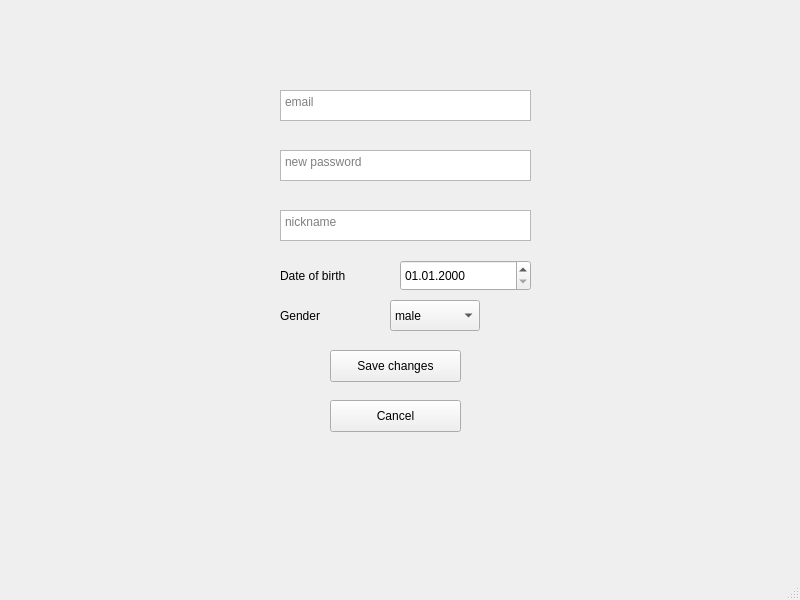
Above: project/lab6/mainwindow.ui from aneroid11/Databases before the change. Below: the same form after it.
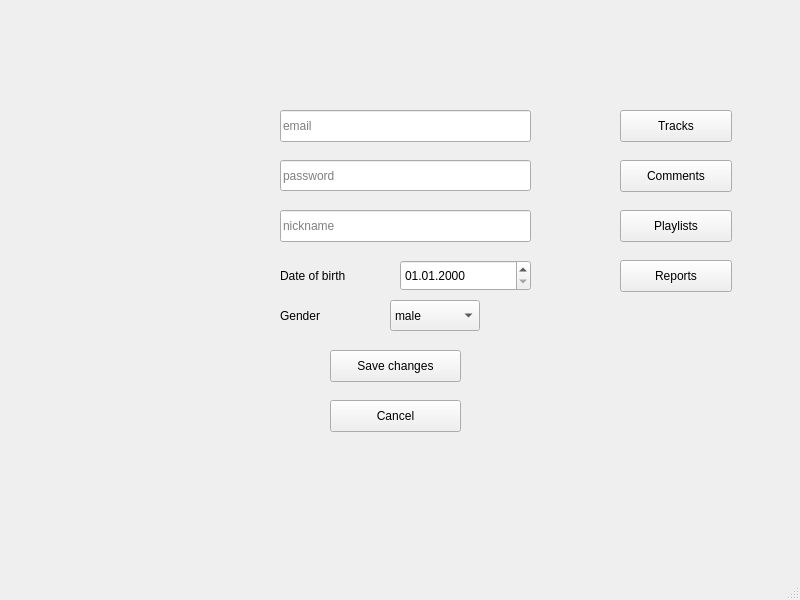
That is the form after the change. The open tabs and pages were chosen to show the change.

Commit message: dummy artist acc details page

```diff
--- a/project/lab6/mainwindow.ui
+++ b/project/lab6/mainwindow.ui
@@ -479,19 +479,6 @@
        <string>dd.MM.yyyy</string>
       </property>
      </widget>
-     <widget class="QTextEdit" name="artistAccDetails_nicknameTextEdit">
-      <property name="geometry">
-       <rect>
-        <x>280</x>
-        <y>210</y>
-        <width>251</width>
-        <height>31</height>
-       </rect>
-      </property>
-      <property name="placeholderText">
-       <string>nickname</string>
-      </property>
-     </widget>
      <widget class="QComboBox" name="artistAccDetails_genderComboBox">
       <property name="geometry">
        <rect>
@@ -517,19 +504,6 @@
        </property>
       </item>
      </widget>
-     <widget class="QTextEdit" name="artistAccDetails_emailTextEdit">
-      <property name="geometry">
-       <rect>
-        <x>280</x>
-        <y>90</y>
-        <width>251</width>
-        <height>31</height>
-       </rect>
-      </property>
-      <property name="placeholderText">
-       <string>email</string>
-      </property>
-     </widget>
      <widget class="QLabel" name="artistAccDetails_label">
       <property name="geometry">
        <rect>
@@ -556,19 +530,6 @@
        <string>Gender</string>
       </property>
      </widget>
-     <widget class="QTextEdit" name="artistAccDetails_passwordTextEdit">
-      <property name="geometry">
-       <rect>
-        <x>280</x>
-        <y>150</y>
-        <width>251</width>
-        <height>31</height>
-       </rect>
-      </property>
-      <property name="placeholderText">
-       <string>new password</string>
-      </property>
-     </widget>
      <widget class="QPushButton" name="artistAccDetails_saveChangesButton">
       <property name="geometry">
        <rect>
@@ -595,6 +556,100 @@
        <string>Cancel</string>
       </property>
      </widget>
+     <widget class="QLineEdit" name="artistAccDetails_emailLineEdit">
+      <property name="geometry">
+       <rect>
+        <x>280</x>
+        <y>110</y>
+        <width>251</width>
+        <height>32</height>
+       </rect>
+      </property>
+      <property name="placeholderText">
+       <string>email</string>
+      </property>
+     </widget>
+     <widget class="QLineEdit" name="artistAccDetails_passwordLineEdit">
+      <property name="geometry">
+       <rect>
+        <x>280</x>
+        <y>160</y>
+        <width>251</width>
+        <height>31</height>
+       </rect>
+      </property>
+      <property name="readOnly">
+       <bool>false</bool>
+      </property>
+      <property name="placeholderText">
+       <string>password</string>
+      </property>
+     </widget>
+     <widget class="QLineEdit" name="artistAccDetails_nicknameLineEdit">
+      <property name="geometry">
+       <rect>
+        <x>280</x>
+        <y>210</y>
+        <width>251</width>
+        <height>32</height>
+       </rect>
+      </property>
+      <property name="placeholderText">
+       <string>nickname</string>
+      </property>
+     </widget>
+     <widget class="QPushButton" name="artistAccDetails_tracksButton">
+      <property name="geometry">
+       <rect>
+        <x>620</x>
+        <y>110</y>
+        <width>112</width>
+        <height>32</height>
+       </rect>
+      </property>
+      <property name="text">
+       <string>Tracks</string>
+      </property>
+     </widget>
+     <widget class="QPushButton" name="artistAccDetails_commentsButton">
+      <property name="geometry">
+       <rect>
+        <x>620</x>
+        <y>160</y>
+        <width>112</width>
+        <height>32</height>
+       </rect>
+      </property>
+      <property name="text">
+       <string>Comments</string>
+      </property>
+     </widget>
+     <widget class="QPushButton" name="artistAccDetails_playlistsButton">
+      <property name="geometry">
+       <rect>
+        <x>620</x>
+        <y>210</y>
+        <width>112</width>
+        <height>32</height>
+       </rect>
+      </property>
+      <property name="text">
+       <string>Playlists</string>
+      </property>
+     </widget>
+     <widget class="QPushButton" name="artistAccDetails_reportsButton">
+      <property name="geometry">
+       <rect>
+        <x>620</x>
+        <y>260</y>
+        <width>112</width>
+        <height>32</height>
+       </rect>
+      </property>
+      <property name="text">
+       <string>Reports</string>
+      </property>
+     </widget>
     </widget>
     <widget class="QWidget" name="allTracksPage">
      <widget class="QListWidget" name="allTracks_tracksListWidget">
```
Left out of the diff: 2 changed lines with no effect on the pictures. The commit also changes 4 other files.
